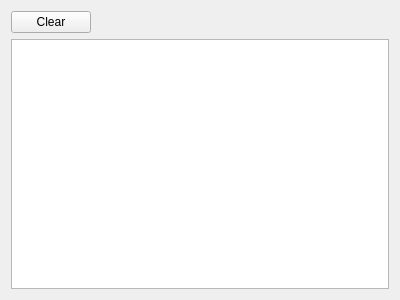
This is src/components/canrawview/canrawview.ui in GENIVI/CANdevStudio as Qt 5 draws it before an edit. The edited form follows.
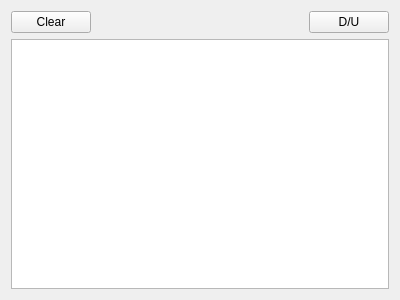
This is the edited form.

Commit message: CDS-48 Dock/undock button

```diff
--- a/src/components/canrawview/canrawview.ui
+++ b/src/components/canrawview/canrawview.ui
@@ -48,6 +48,13 @@
        </property>
       </spacer>
      </item>
+     <item>
+      <widget class="QPushButton" name="pbDockUndock">
+       <property name="text">
+        <string>D/U</string>
+       </property>
+      </widget>
+     </item>
     </layout>
    </item>
    <item>
```
The commit also changes 15 other files.
